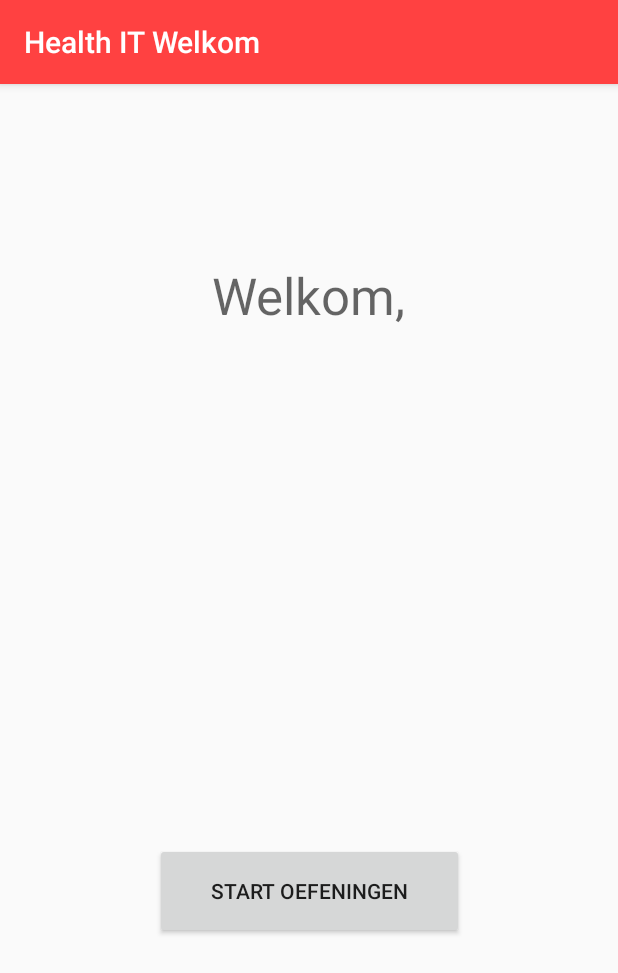
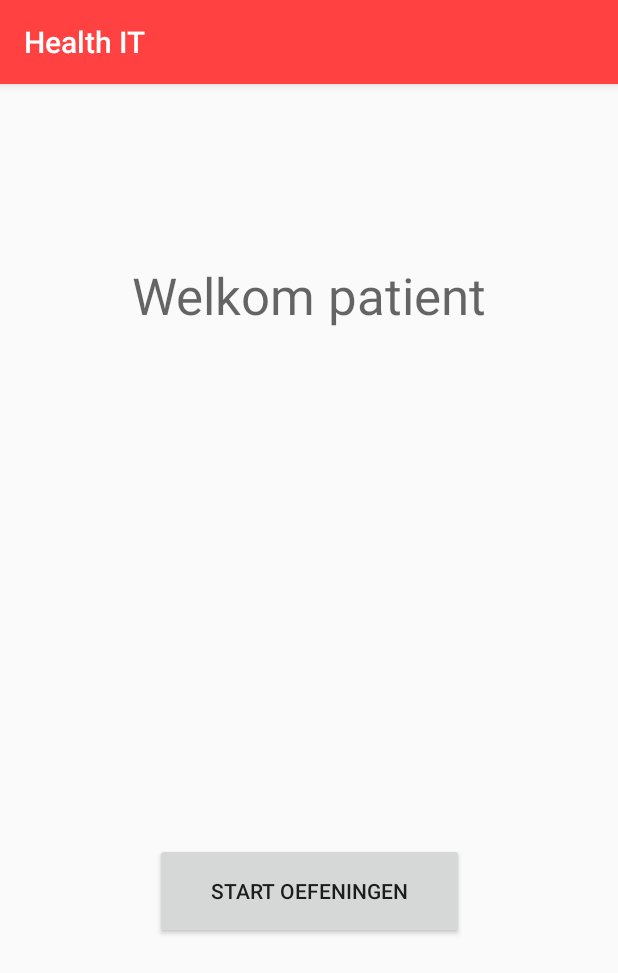
Before and after one commit to s1086439/IPMEDT4_H, an Android app: the screen it shows after launch (WelcomeActivity), on a phone screen of 412 x 824 dp. Shown: the top 973 px of the screen. Run offline under Robolectric (Android 15) with nearby library versions, the phone set to English and light mode, and no system bars.

Commit message:
Opzet applicatie

```diff
--- a/app/src/main/AndroidManifest.xml
+++ b/app/src/main/AndroidManifest.xml
@@ -5,7 +5,7 @@
     <application
         android:allowBackup="true"
         android:icon="@mipmap/ic_launcher"
-        android:label="Health IT Welkom"
+        android:label="Health IT"
         android:roundIcon="@mipmap/ic_launcher_round"
         android:supportsRtl="true"
         android:theme="@style/IPMEDT4">
--- /dev/null
+++ b/app/src/main/java/com/example/ipmedt41617/ipmedt4_h/Models/Exercise.java
@@ -0,0 +1,5 @@
+package com.example.ipmedt41617.ipmedt4_h.Models;
+
+
+public class Exercise {
+}
--- a/app/src/main/java/com/example/ipmedt41617/ipmedt4_h/WelcomeActivity.java
+++ b/app/src/main/java/com/example/ipmedt41617/ipmedt4_h/WelcomeActivity.java
@@ -3,6 +3,8 @@ package com.example.ipmedt41617.ipmedt4_h;
 import android.content.Intent;
 import android.support.v7.app.AppCompatActivity;
 import android.os.Bundle;
+import android.support.v7.widget.Toolbar;
+import android.view.MenuItem;
 import android.view.View;
 
 public class WelcomeActivity extends AppCompatActivity {
@@ -17,4 +19,5 @@ public class WelcomeActivity extends AppCompatActivity {
         Intent intent = new Intent(this, ExercisesActivity.class);
         startActivity(intent);
     }
+
 }
--- a/app/src/main/res/layout/activity_welcome.xml
+++ b/app/src/main/res/layout/activity_welcome.xml
@@ -10,21 +10,21 @@
         android:id="@+id/button4"
         android:layout_width="206dp"
         android:layout_height="64dp"
+        android:layout_marginBottom="198dp"
+        android:onClick="openenOverzichtOefeningen"
         android:text="Start oefeningen"
-        android:onClick="openenOverzichtOefeningen"
-        tools:layout_constraintRight_creator="1"
+        app:layout_constraintBottom_toBottomOf="parent"
+        app:layout_constraintLeft_toLeftOf="parent"
+        app:layout_constraintRight_toRightOf="parent"
         tools:layout_constraintBottom_creator="1"
-        app:layout_constraintBottom_toBottomOf="parent"
-        app:layout_constraintRight_toRightOf="parent"
         tools:layout_constraintLeft_creator="1"
-        android:layout_marginBottom="198dp"
-        app:layout_constraintLeft_toLeftOf="parent" />
+        tools:layout_constraintRight_creator="1" />
 
     <TextView
         android:id="@+id/textView"
         android:layout_width="wrap_content"
         android:layout_height="wrap_content"
-        android:text="Welkom,"
+        android:text="Welkom patient"
         android:textAppearance="@style/TextAppearance.AppCompat.Display1"
         tools:layout_constraintTop_creator="1"
         tools:layout_constraintRight_creator="1"
```
